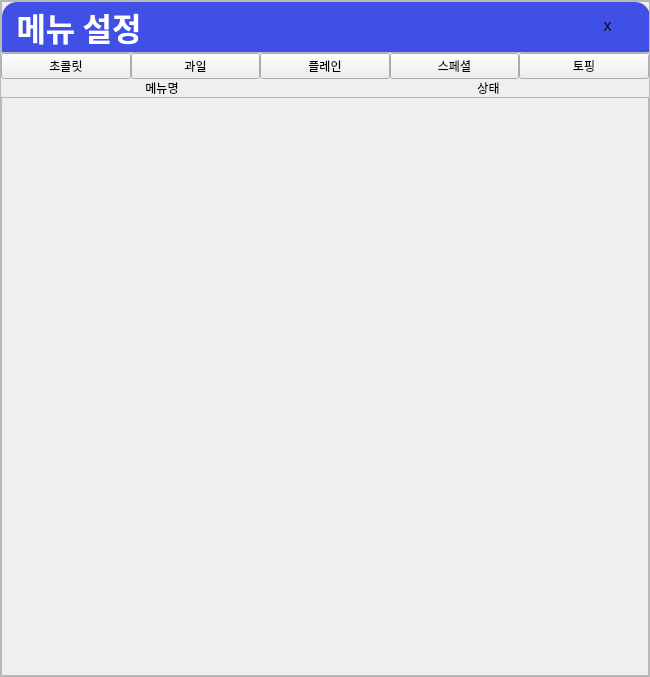
Qt form kiosk/UI/popup_admin.ui (addinedu-advance-2nd/aris-repo-3) before a commit.
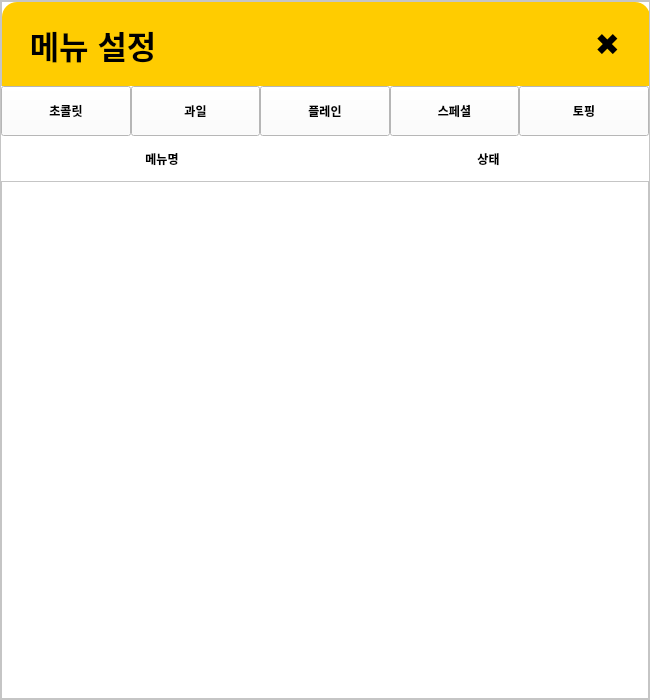
The same form after that commit. The open tabs and pages were chosen to show the change. Icons and pictures are not drawn.

Patch:
```diff
--- a/kiosk/UI/popup_admin.ui
+++ b/kiosk/UI/popup_admin.ui
@@ -7,12 +7,15 @@
     <x>0</x>
     <y>0</y>
     <width>650</width>
-    <height>669</height>
+    <height>700</height>
    </rect>
   </property>
   <property name="windowTitle">
    <string>Dialog</string>
   </property>
+  <property name="styleSheet">
+   <string notr="true">background: rgb(255, 255, 255);</string>
+  </property>
   <layout class="QHBoxLayout" name="horizontalLayout_4">
    <property name="spacing">
     <number>0</number>
@@ -128,28 +131,27 @@
                <property name="minimumSize">
                 <size>
                  <width>500</width>
-                 <height>50</height>
+                 <height>85</height>
                 </size>
                </property>
                <property name="maximumSize">
                 <size>
                  <width>16777215</width>
-                 <height>50</height>
+                 <height>85</height>
                 </size>
                </property>
                <property name="font">
                 <font>
-                 <family>Pretendard ExtraBold</family>
+                 <family>Ubuntu</family>
                  <pointsize>24</pointsize>
                  <weight>75</weight>
                  <bold>true</bold>
                 </font>
                </property>
                <property name="styleSheet">
-                <string notr="true">background-color: rgb(64, 79, 229);
-    border-top-left-radius: 15px;
-  
-color:white;
+                <string notr="true">background-color: rgb(255, 204, 0);
+border-top-left-radius: 15px;
+padding-left: 0.5px;
 
 </string>
                </property>
@@ -166,7 +168,7 @@
                <property name="minimumSize">
                 <size>
                  <width>85</width>
-                 <height>50</height>
+                 <height>85</height>
                 </size>
                </property>
                <property name="maximumSize">
@@ -179,11 +181,12 @@
                 <cursorShape>PointingHandCursor</cursorShape>
                </property>
                <property name="styleSheet">
-                <string notr="true">  border-top-right-radius: 15px;
-background-color: rgb(64, 79, 229);</string>
+                <string notr="true">border-top-right-radius: 15px;
+background-color: rgb(255, 204, 0);
+font-size: 30px;</string>
                </property>
                <property name="text">
-                <string>X</string>
+                <string>✖️</string>
                </property>
                <property name="icon">
                 <iconset>
@@ -202,6 +205,9 @@
           </item>
           <item>
            <layout class="QVBoxLayout" name="verticalLayout">
+            <property name="spacing">
+             <number>0</number>
+            </property>
             <property name="bottomMargin">
              <number>0</number>
             </property>
@@ -212,6 +218,24 @@
               </property>
               <item>
                <widget class="QPushButton" name="btn_chocolate">
+                <property name="enabled">
+                 <bool>true</bool>
+                </property>
+                <property name="minimumSize">
+                 <size>
+                  <width>0</width>
+                  <height>50</height>
+                 </size>
+                </property>
+                <property name="font">
+                 <font>
+                  <weight>75</weight>
+                  <bold>true</bold>
+                 </font>
+                </property>
+                <property name="styleSheet">
+                 <string notr="true"/>
+                </property>
                 <property name="text">
                  <string>초콜릿</string>
                 </property>
@@ -219,6 +243,21 @@
               </item>
               <item>
                <widget class="QPushButton" name="btn_fruit">
+                <property name="minimumSize">
+                 <size>
+                  <width>0</width>
+                  <height>50</height>
+                 </size>
+                </property>
+                <property name="font">
+                 <font>
+                  <weight>75</weight>
+                  <bold>true</bold>
+                 </font>
+                </property>
+                <property name="styleSheet">
+                 <string notr="true"/>
+                </property>
                 <property name="text">
                  <string>과일</string>
                 </property>
@@ -226,6 +265,24 @@
               </item>
               <item>
                <widget class="QPushButton" name="btn_plain">
+                <property name="enabled">
+                 <bool>true</bool>
+                </property>
+                <property name="minimumSize">
+                 <size>
+                  <width>0</width>
+                  <height>50</height>
+                 </size>
+                </property>
+                <property name="font">
+                 <font>
+                  <weight>75</weight>
+                  <bold>true</bold>
+                 </font>
+                </property>
+                <property name="styleSheet">
+                 <string notr="true"/>
+                </property>
                 <property name="text">
                  <string>플레인</string>
                 </property>
@@ -233,6 +290,21 @@
               </item>
               <item>
                <widget class="QPushButton" name="btn_special">
+                <property name="minimumSize">
+                 <size>
+                  <width>0</width>
+                  <height>50</height>
+                 </size>
+                </property>
+                <property name="font">
+                 <font>
+                  <weight>75</weight>
+                  <bold>true</bold>
+                 </font>
+                </property>
+                <property name="styleSheet">
+                 <string notr="true"/>
+                </property>
                 <property name="text">
                  <string>스페셜</string>
                 </property>
@@ -240,6 +312,21 @@
               </item>
               <item>
                <widget class="QPushButton" name="btn_topping">
+                <property name="minimumSize">
+                 <size>
+                  <width>0</width>
+                  <height>50</height>
+                 </size>
+                </property>
+                <property name="font">
+                 <font>
+                  <weight>75</weight>
+                  <bold>true</bold>
+                 </font>
+                </property>
+                <property name="styleSheet">
+                 <string notr="true"/>
+                </property>
                 <property name="text">
                  <string>토핑</string>
                 </property>
@@ -254,6 +341,21 @@
               </property>
               <item>
                <widget class="QLabel" name="label_2">
+                <property name="minimumSize">
+                 <size>
+                  <width>0</width>
+                  <height>45</height>
+                 </size>
+                </property>
+                <property name="font">
+                 <font>
+                  <weight>75</weight>
+                  <bold>true</bold>
+                 </font>
+                </property>
+                <property name="styleSheet">
+                 <string notr="true"/>
+                </property>
                 <property name="text">
                  <string>메뉴명</string>
                 </property>
@@ -264,6 +366,21 @@
               </item>
               <item>
                <widget class="QLabel" name="label">
+                <property name="minimumSize">
+                 <size>
+                  <width>0</width>
+                  <height>45</height>
+                 </size>
+                </property>
+                <property name="font">
+                 <font>
+                  <weight>75</weight>
+                  <bold>true</bold>
+                 </font>
+                </property>
+                <property name="styleSheet">
+                 <string notr="true"/>
+                </property>
                 <property name="text">
                  <string>상태</string>
                 </property>
@@ -285,7 +402,7 @@
                  <x>0</x>
                  <y>0</y>
                  <width>644</width>
-                 <height>541</height>
+                 <height>510</height>
                 </rect>
                </property>
               </widget>
```
Left out of the diff: 67 changed lines with no effect on the pictures.
